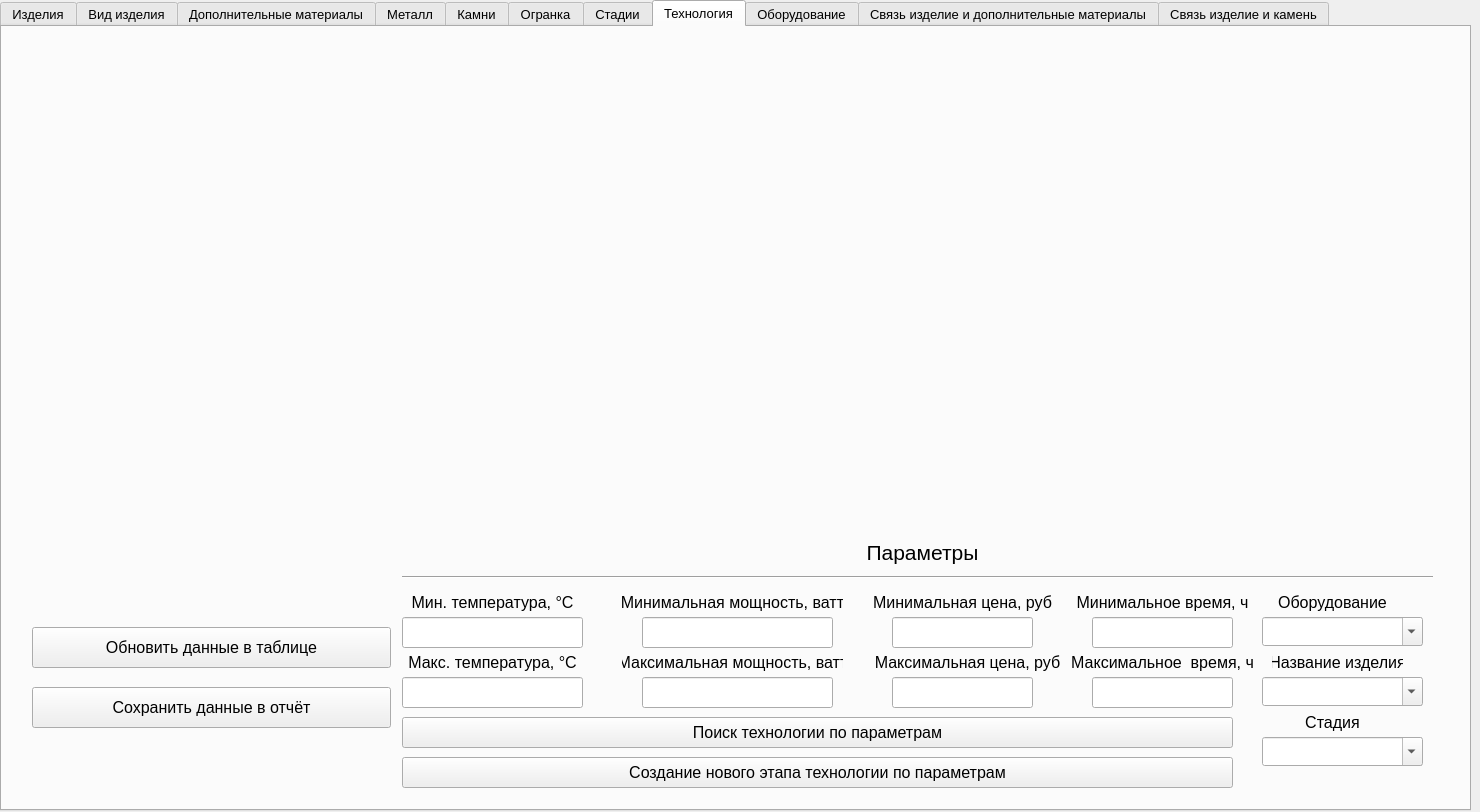
The window that Jewelry/technologist.ui (laindash/Jewelry) describes before a commit, drawn with Qt 5.
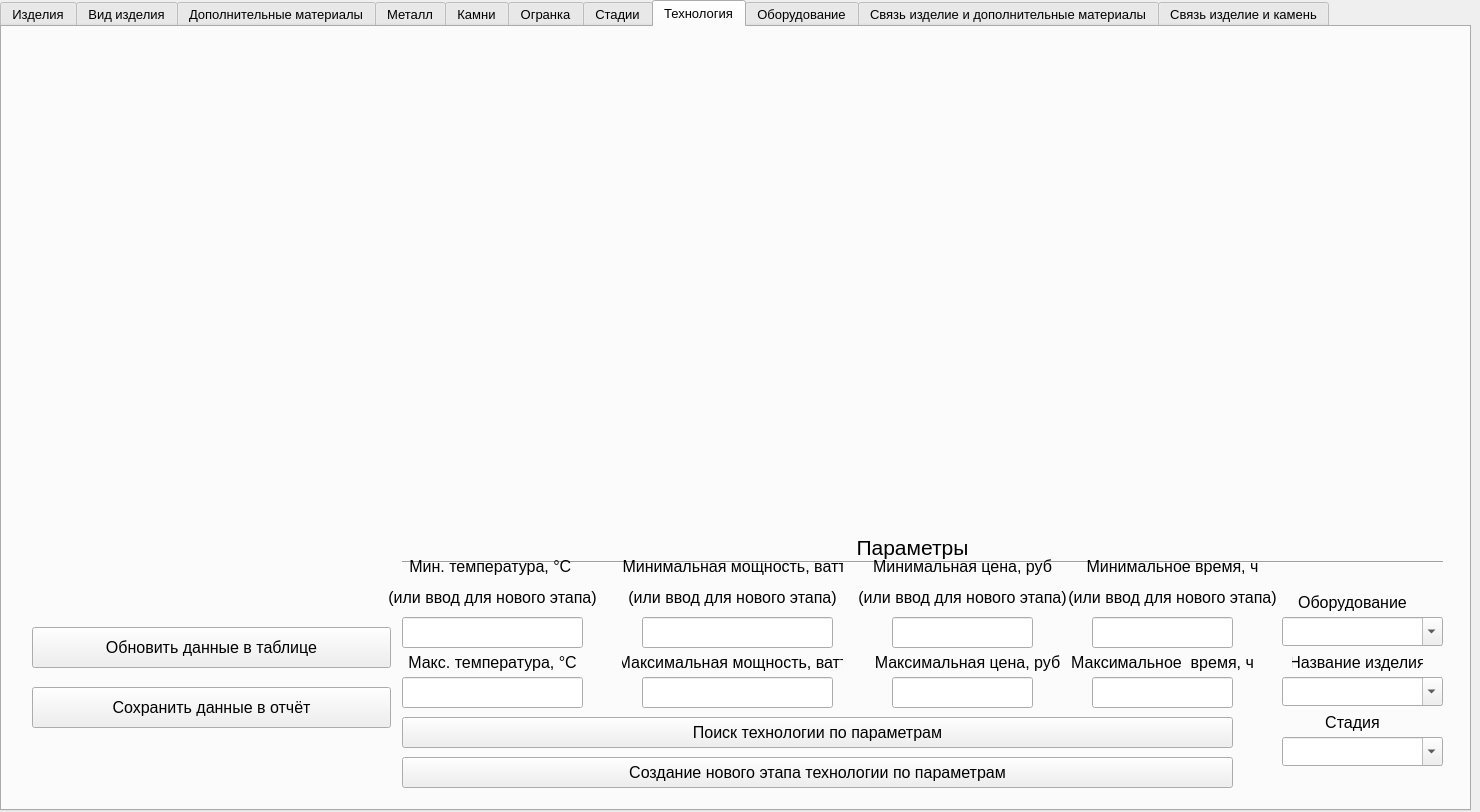
The same window after the commit.

Patch:
```diff
--- a/Jewelry/technologist.ui
+++ b/Jewelry/technologist.ui
@@ -703,7 +703,7 @@
     <widget class="QLabel" name="label_2">
      <property name="geometry">
       <rect>
-       <x>1270</x>
+       <x>1290</x>
        <y>620</y>
        <width>131</width>
        <height>31</height>
@@ -763,27 +763,6 @@
       <set>Qt::AlignmentFlag::AlignCenter</set>
      </property>
     </widget>
-    <widget class="QLabel" name="label_7">
-     <property name="geometry">
-      <rect>
-       <x>1070</x>
-       <y>560</y>
-       <width>181</width>
-       <height>31</height>
-      </rect>
-     </property>
-     <property name="font">
-      <font>
-       <pointsize>12</pointsize>
-      </font>
-     </property>
-     <property name="text">
-      <string>Минимальное время, ч</string>
-     </property>
-     <property name="alignment">
-      <set>Qt::AlignmentFlag::AlignCenter</set>
-     </property>
-    </widget>
     <widget class="QLabel" name="label_8">
      <property name="geometry">
       <rect>
@@ -805,27 +784,6 @@
       <set>Qt::AlignmentFlag::AlignCenter</set>
      </property>
     </widget>
-    <widget class="QLabel" name="label_9">
-     <property name="geometry">
-      <rect>
-       <x>620</x>
-       <y>560</y>
-       <width>221</width>
-       <height>31</height>
-      </rect>
-     </property>
-     <property name="font">
-      <font>
-       <pointsize>12</pointsize>
-      </font>
-     </property>
-     <property name="text">
-      <string>Минимальная мощность, ватт</string>
-     </property>
-     <property name="alignment">
-      <set>Qt::AlignmentFlag::AlignCenter</set>
-     </property>
-    </widget>
     <widget class="QLineEdit" name="higher_price">
      <property name="geometry">
       <rect>
@@ -850,7 +808,7 @@
     <widget class="QLabel" name="label_4">
      <property name="geometry">
       <rect>
-       <x>1270</x>
+       <x>1290</x>
        <y>560</y>
        <width>121</width>
        <height>31</height>
@@ -872,9 +830,9 @@
      <property name="geometry">
       <rect>
        <x>400</x>
-       <y>540</y>
-       <width>1031</width>
-       <height>20</height>
+       <y>525</y>
+       <width>1041</width>
+       <height>21</height>
       </rect>
      </property>
      <property name="orientation">
@@ -884,10 +842,10 @@
     <widget class="QLabel" name="label">
      <property name="geometry">
       <rect>
-       <x>860</x>
-       <y>510</y>
+       <x>850</x>
+       <y>500</y>
        <width>121</width>
-       <height>31</height>
+       <height>41</height>
       </rect>
      </property>
      <property name="font">
@@ -905,7 +863,7 @@
     <widget class="QComboBox" name="equipment">
      <property name="geometry">
       <rect>
-       <x>1260</x>
+       <x>1280</x>
        <y>590</y>
        <width>161</width>
        <height>29</height>
@@ -929,7 +887,7 @@
     <widget class="QLabel" name="label_3">
      <property name="geometry">
       <rect>
-       <x>1270</x>
+       <x>1290</x>
        <y>680</y>
        <width>121</width>
        <height>31</height>
@@ -972,18 +930,19 @@
      <property name="geometry">
       <rect>
        <x>380</x>
-       <y>560</y>
+       <y>530</y>
        <width>221</width>
-       <height>31</height>
+       <height>51</height>
       </rect>
      </property>
      <property name="font">
       <font>
        <pointsize>12</pointsize>
+       <kerning>true</kerning>
       </font>
      </property>
      <property name="text">
-      <string>Мин. температура, °C</string>
+      <string>&lt;html&gt;&lt;head/&gt;&lt;body&gt;&lt;p&gt;Мин. температура, °C &lt;/p&gt;&lt;p&gt;(или ввод для нового этапа)&lt;/p&gt;&lt;/body&gt;&lt;/html&gt;</string>
      </property>
      <property name="alignment">
       <set>Qt::AlignmentFlag::AlignCenter</set>
@@ -1013,7 +972,7 @@
     <widget class="QComboBox" name="stage">
      <property name="geometry">
       <rect>
-       <x>1260</x>
+       <x>1280</x>
        <y>710</y>
        <width>161</width>
        <height>29</height>
@@ -1058,7 +1017,7 @@
     <widget class="QComboBox" name="product">
      <property name="geometry">
       <rect>
-       <x>1260</x>
+       <x>1280</x>
        <y>650</y>
        <width>161</width>
        <height>29</height>
@@ -1079,27 +1038,6 @@
       <string/>
      </property>
     </widget>
-    <widget class="QLabel" name="label_5">
-     <property name="geometry">
-      <rect>
-       <x>870</x>
-       <y>560</y>
-       <width>181</width>
-       <height>31</height>
-      </rect>
-     </property>
-     <property name="font">
-      <font>
-       <pointsize>12</pointsize>
-      </font>
-     </property>
-     <property name="text">
-      <string>Минимальная цена, руб</string>
-     </property>
-     <property name="alignment">
-      <set>Qt::AlignmentFlag::AlignCenter</set>
-     </property>
-    </widget>
     <widget class="QPushButton" name="param_search_btn">
      <property name="geometry">
       <rect>
@@ -1232,6 +1170,72 @@
       <bool>false</bool>
      </property>
     </widget>
+    <widget class="QLabel" name="label_15">
+     <property name="geometry">
+      <rect>
+       <x>620</x>
+       <y>530</y>
+       <width>221</width>
+       <height>51</height>
+      </rect>
+     </property>
+     <property name="font">
+      <font>
+       <pointsize>12</pointsize>
+       <kerning>true</kerning>
+      </font>
+     </property>
+     <property name="text">
+      <string>&lt;html&gt;&lt;head/&gt;&lt;body&gt;&lt;p&gt;Минимальная мощность, ватт&lt;/p&gt;&lt;p&gt;(или ввод для нового этапа)&lt;/p&gt;&lt;/body&gt;&lt;/html&gt;</string>
+     </property>
+     <property name="alignment">
+      <set>Qt::AlignmentFlag::AlignCenter</set>
+     </property>
+    </widget>
+    <widget class="QLabel" name="label_16">
+     <property name="geometry">
+      <rect>
+       <x>850</x>
+       <y>530</y>
+       <width>221</width>
+       <height>51</height>
+      </rect>
+     </property>
+     <property name="font">
+      <font>
+       <pointsize>12</pointsize>
+       <kerning>true</kerning>
+      </font>
+     </property>
+     <property name="text">
+      <string>&lt;html&gt;&lt;head/&gt;&lt;body&gt;&lt;p&gt;Минимальная цена, руб&lt;/p&gt;&lt;p&gt;(или ввод для нового этапа)&lt;/p&gt;&lt;/body&gt;&lt;/html&gt;</string>
+     </property>
+     <property name="alignment">
+      <set>Qt::AlignmentFlag::AlignCenter</set>
+     </property>
+    </widget>
+    <widget class="QLabel" name="label_17">
+     <property name="geometry">
+      <rect>
+       <x>1060</x>
+       <y>530</y>
+       <width>221</width>
+       <height>51</height>
+      </rect>
+     </property>
+     <property name="font">
+      <font>
+       <pointsize>12</pointsize>
+       <kerning>true</kerning>
+      </font>
+     </property>
+     <property name="text">
+      <string>&lt;html&gt;&lt;head/&gt;&lt;body&gt;&lt;p&gt;Минимальное время, ч&lt;/p&gt;&lt;p&gt;(или ввод для нового этапа)&lt;/p&gt;&lt;/body&gt;&lt;/html&gt;</string>
+     </property>
+     <property name="alignment">
+      <set>Qt::AlignmentFlag::AlignCenter</set>
+     </property>
+    </widget>
    </widget>
    <widget class="QWidget" name="equipment_tab">
     <attribute name="title">
```
Left out of the diff: 44 changed lines with no effect on the pictures.
